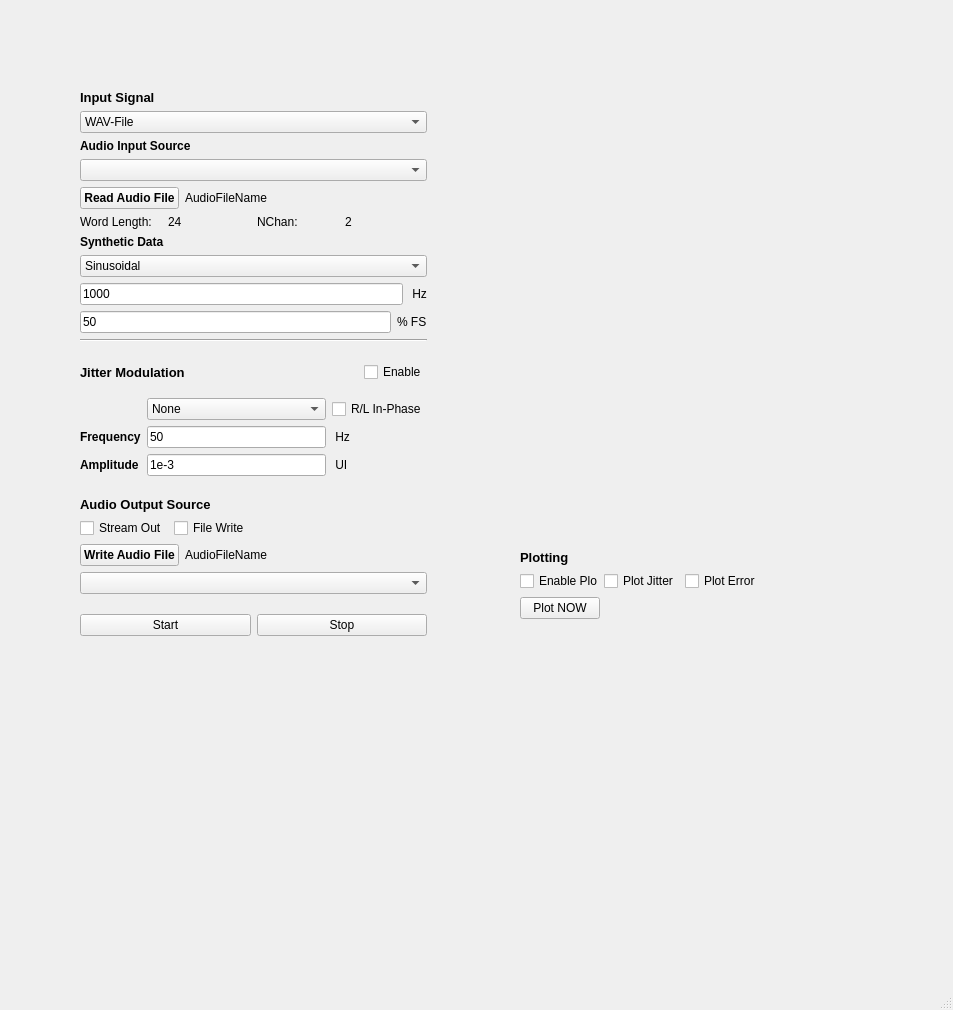
Qt form A2SRC/ui_a2src.ui (chipmuenk/A2SRC) before a commit.
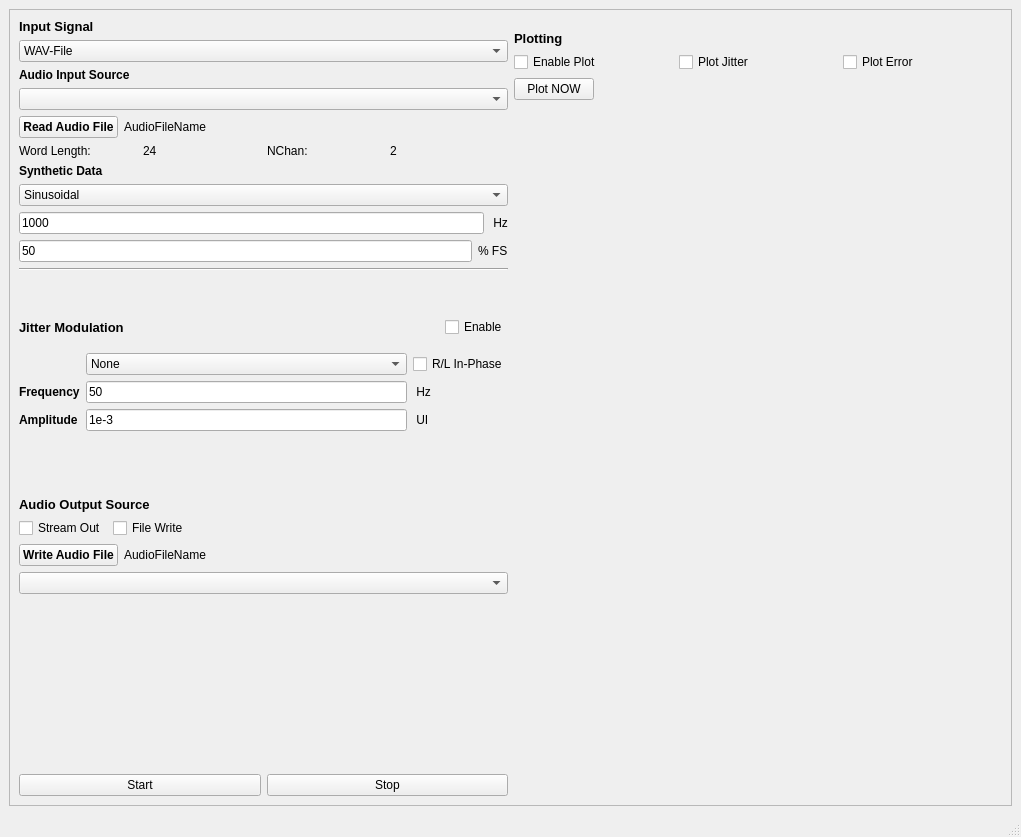
The same form after that commit. Custom widgets are drawn as their Qt base class.

Commit message: Added scrollarea Signed-off-by: chipmuenk <mail@chipmuenk.de>

What changed in the file:
```diff
--- a/A2SRC/ui_a2src.ui
+++ b/A2SRC/ui_a2src.ui
@@ -6,23 +6,33 @@
    <rect>
     <x>0</x>
     <y>0</y>
-    <width>953</width>
-    <height>1010</height>
+    <width>1021</width>
+    <height>837</height>
    </rect>
   </property>
   <property name="windowTitle">
    <string>MainWindow</string>
   </property>
   <widget class="QWidget" name="centralwidget">
-   <widget class="QWidget" name="verticalLayoutWidget">
+   <layout class="QGridLayout" name="gridLayout">
+    <item row="0" column="0">
+     <widget class="QScrollArea" name="scrollArea">
+      <property name="widgetResizable">
+       <bool>true</bool>
+      </property>
+      <widget class="QWidget" name="scrollAreaWidgetContents">
     <property name="geometry">
      <rect>
-      <x>80</x>
-      <y>90</y>
-      <width>347</width>
-      <height>546</height>
-     </rect>
-    </property>
+         <x>0</x>
+         <y>0</y>
+         <width>1001</width>
+         <height>776</height>
+        </rect>
+       </property>
+       <layout class="QGridLayout" name="gridLayout_3">
+        <item row="0" column="0">
+         <layout class="QHBoxLayout" name="horizontalLayout_24">
+          <item>
     <layout class="QVBoxLayout" name="verticalLayout">
      <item>
       <layout class="QVBoxLayout" name="verticalLayout_2">
@@ -82,7 +92,7 @@
         <widget class="QComboBox" name="comboBoxAudioIn"/>
        </item>
        <item>
-        <layout class="QHBoxLayout" name="horizontalLayout">
+               <layout class="QHBoxLayout" name="horizontalLayout_2">
          <item>
           <widget class="QPushButton" name="pushButtonOpenReadFile">
            <property name="font">
@@ -460,7 +470,7 @@
       </layout>
      </item>
      <item>
-      <layout class="QHBoxLayout" name="horizontalLayout_2">
+             <layout class="QHBoxLayout" name="horizontalLayout_5">
        <item>
         <widget class="QPushButton" name="pushButtonOpenWriteFile">
          <property name="font">
@@ -517,7 +527,7 @@
       </spacer>
      </item>
      <item>
-      <layout class="QHBoxLayout" name="horizontalLayout_5">
+             <layout class="QHBoxLayout" name="horizontalLayout_10">
        <item>
         <widget class="QPushButton" name="pushButtonStart">
          <property name="text">
@@ -538,36 +548,16 @@
       </layout>
      </item>
     </layout>
-   </widget>
-   <widget class="MatplotlibWidget" name="matplotlibwidget">
-    <property name="geometry">
-     <rect>
-      <x>450</x>
-      <y>80</y>
-      <width>400</width>
-      <height>231</height>
-     </rect>
-    </property>
-   </widget>
-   <widget class="MatplotlibWidget" name="matplotlibwidget_2">
-    <property name="geometry">
-     <rect>
-      <x>450</x>
-      <y>320</y>
-      <width>401</width>
-      <height>221</height>
-     </rect>
-    </property>
-   </widget>
-   <widget class="QWidget" name="layoutWidget">
-    <property name="geometry">
-     <rect>
-      <x>520</x>
-      <y>550</y>
-      <width>241</width>
-      <height>81</height>
-     </rect>
-    </property>
+          </item>
+          <item>
+           <layout class="QVBoxLayout" name="verticalLayout_11">
+            <item>
+             <widget class="QwtPlot" name="qwtPlot"/>
+            </item>
+            <item>
+             <widget class="MatplotlibWidget" name="matplotlibwidget_2"/>
+            </item>
+            <item>
     <layout class="QVBoxLayout" name="verticalLayout_4">
      <item>
       <widget class="QLabel" name="labelSynth_2">
@@ -655,7 +645,16 @@
       </spacer>
      </item>
     </layout>
-   </widget>
+            </item>
+           </layout>
+          </item>
+         </layout>
+        </item>
+       </layout>
+      </widget>
+     </widget>
+    </item>
+   </layout>
   </widget>
   <widget class="QMenuBar" name="menubar">
    <property name="geometry">
@@ -675,6 +674,11 @@
    <extends>QWidget</extends>
    <header>matplotlibwidget</header>
   </customwidget>
+  <customwidget>
+   <class>QwtPlot</class>
+   <extends>QFrame</extends>
+   <header>qwt_plot.h</header>
+  </customwidget>
  </customwidgets>
  <resources/>
  <connections/>
```
Left out of the diff: 2 changed lines with no effect on the pictures. Lines whose indentation alone changed are shown as unchanged. The commit also changes 1 other file.
